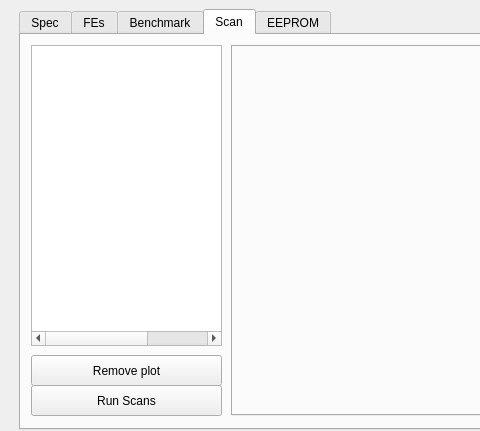
Yarr/Yarr, file gui/YarrGui/yarrgui.ui: the form before one commit; both pictures show x 0 to 480 and y 0 to 431 of the 997 by 600 pixel window.
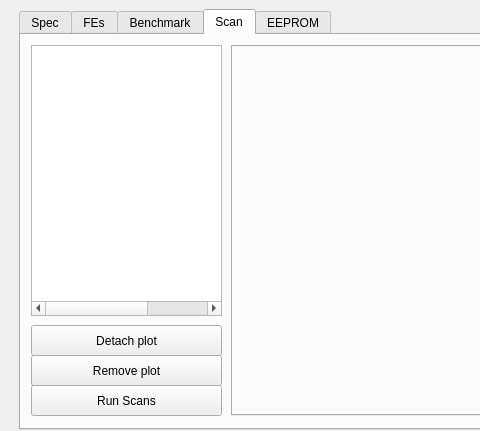
The form after the commit. Custom widgets are drawn as their Qt base class.

Commit message: Plots can now be moved to windows

```diff
--- a/gui/YarrGui/yarrgui.ui
+++ b/gui/YarrGui/yarrgui.ui
@@ -806,7 +806,7 @@
         <x>10</x>
         <y>10</y>
         <width>191</width>
-        <height>301</height>
+        <height>271</height>
        </rect>
       </property>
       <property name="columnCount">
@@ -834,6 +834,19 @@
        </property>
       </column>
      </widget>
+     <widget class="QPushButton" name="detachPlot_button_">
+      <property name="geometry">
+       <rect>
+        <x>10</x>
+        <y>290</y>
+        <width>191</width>
+        <height>31</height>
+       </rect>
+      </property>
+      <property name="text">
+       <string>Detach plot</string>
+      </property>
+     </widget>
     </widget>
     <widget class="QWidget" name="tab_2">
      <attribute name="title">
```
The commit also changes 3 other files.
